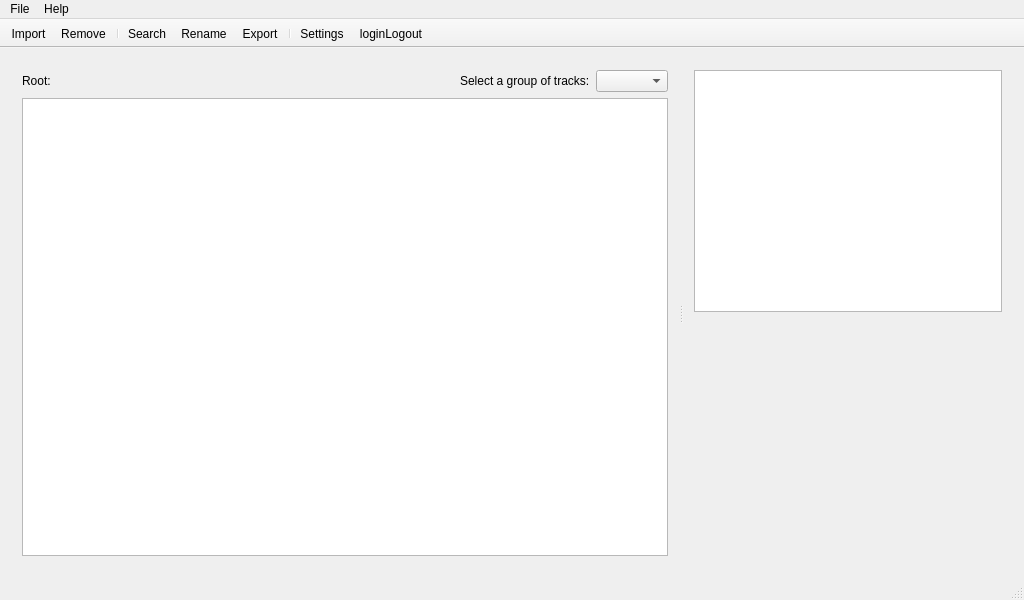
First picture: the form in src/gui/mainwindow.ui, repository alorence/tym, before the edit.
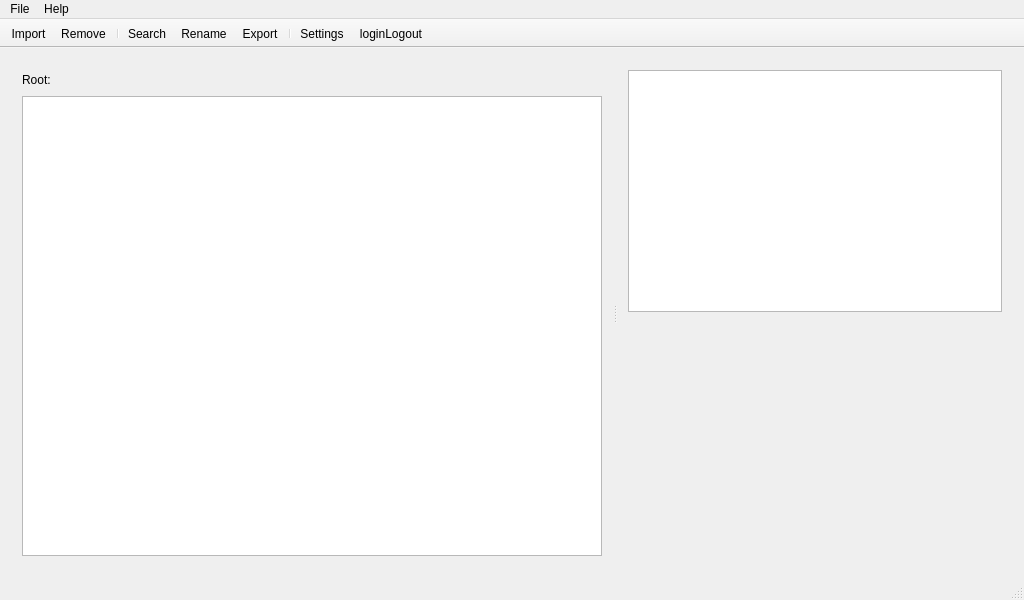
Second picture: the form after the edit. Icons and pictures are not drawn. Custom widgets are drawn as their Qt base class.

Commit message: (mainwindow) Retranslate group selection menu

Diff of the .ui file:
```diff
--- a/src/gui/mainwindow.ui
+++ b/src/gui/mainwindow.ui
@@ -68,17 +68,7 @@
           </property>
          </spacer>
         </item>
-        <item row="0" column="3">
-         <widget class="QLabel" name="label">
-          <property name="text">
-           <string>Select a group of tracks:</string>
-          </property>
-         </widget>
-        </item>
-        <item row="0" column="4">
-         <widget class="QComboBox" name="groupSelectionCombo"/>
-        </item>
-        <item row="1" column="0" colspan="5">
+        <item row="1" column="0" colspan="4">
          <widget class="QTreeView" name="libraryView">
           <property name="sizePolicy">
            <sizepolicy hsizetype="Expanding" vsizetype="Expanding">
```
Left out of the diff: 2 changed lines with no effect on the pictures. The commit also changes 2 other files.
